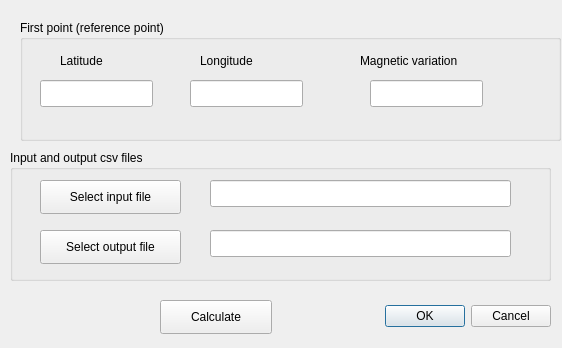
This is qgsCsvAzmDist2LatLon/qgs_csv_azm_dist2lat_lon_dialog_base.ui in strpaw/QGIS_plugins as Qt 5 draws it before an edit. The edited form follows.
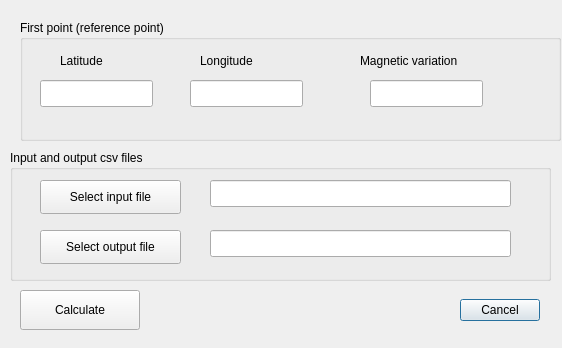
This is the edited form.

Diff of the .ui file:
```diff
--- a/qgsCsvAzmDist2LatLon/qgs_csv_azm_dist2lat_lon_dialog_base.ui
+++ b/qgsCsvAzmDist2LatLon/qgs_csv_azm_dist2lat_lon_dialog_base.ui
@@ -16,17 +16,17 @@
   <widget class="QDialogButtonBox" name="button_box">
    <property name="geometry">
     <rect>
-     <x>210</x>
-     <y>300</y>
-     <width>341</width>
-     <height>32</height>
+     <x>420</x>
+     <y>290</y>
+     <width>120</width>
+     <height>40</height>
     </rect>
    </property>
    <property name="orientation">
     <enum>Qt::Horizontal</enum>
    </property>
    <property name="standardButtons">
-    <set>QDialogButtonBox::Cancel|QDialogButtonBox::Ok</set>
+    <set>QDialogButtonBox::Cancel</set>
    </property>
   </widget>
   <widget class="QGroupBox" name="gbRefPoint">
@@ -176,12 +176,18 @@
   <widget class="QPushButton" name="pbCalc">
    <property name="geometry">
     <rect>
-     <x>160</x>
-     <y>300</y>
-     <width>112</width>
-     <height>34</height>
+     <x>20</x>
+     <y>290</y>
+     <width>120</width>
+     <height>40</height>
     </rect>
    </property>
+   <property name="sizePolicy">
+    <sizepolicy hsizetype="Expanding" vsizetype="Fixed">
+     <horstretch>0</horstretch>
+     <verstretch>0</verstretch>
+    </sizepolicy>
+   </property>
    <property name="text">
     <string>Calculate</string>
    </property>
```
